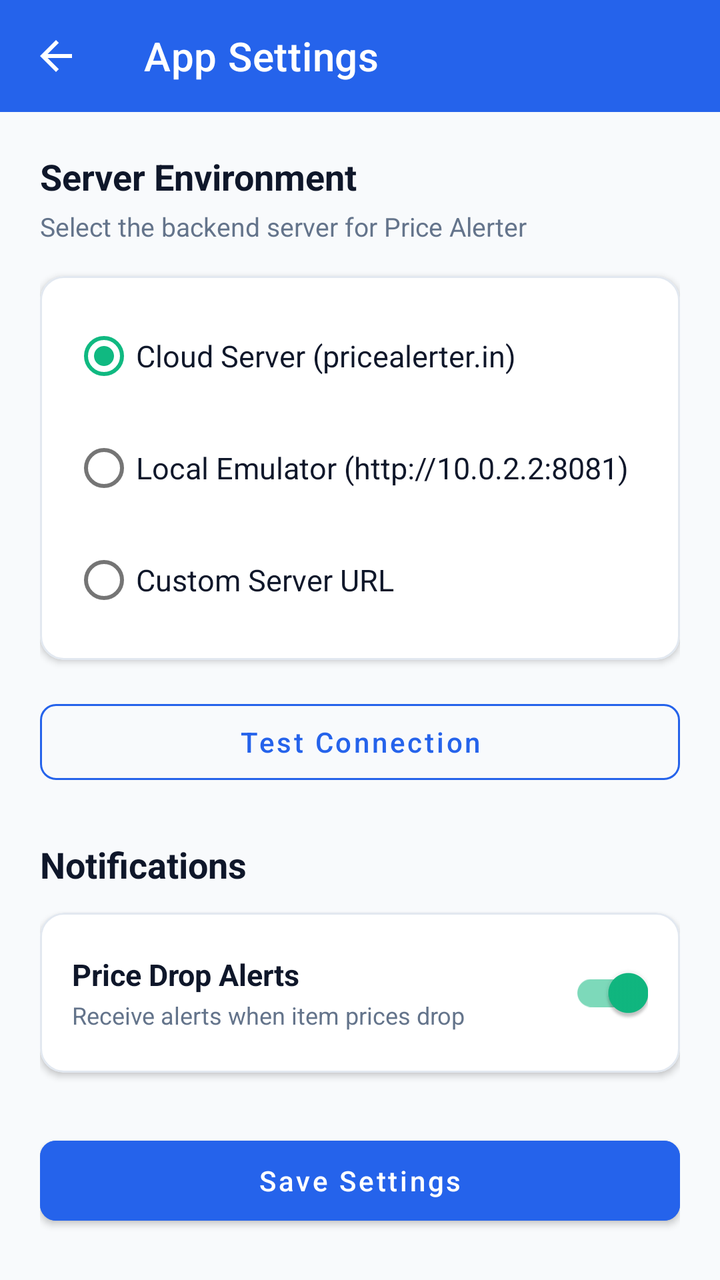
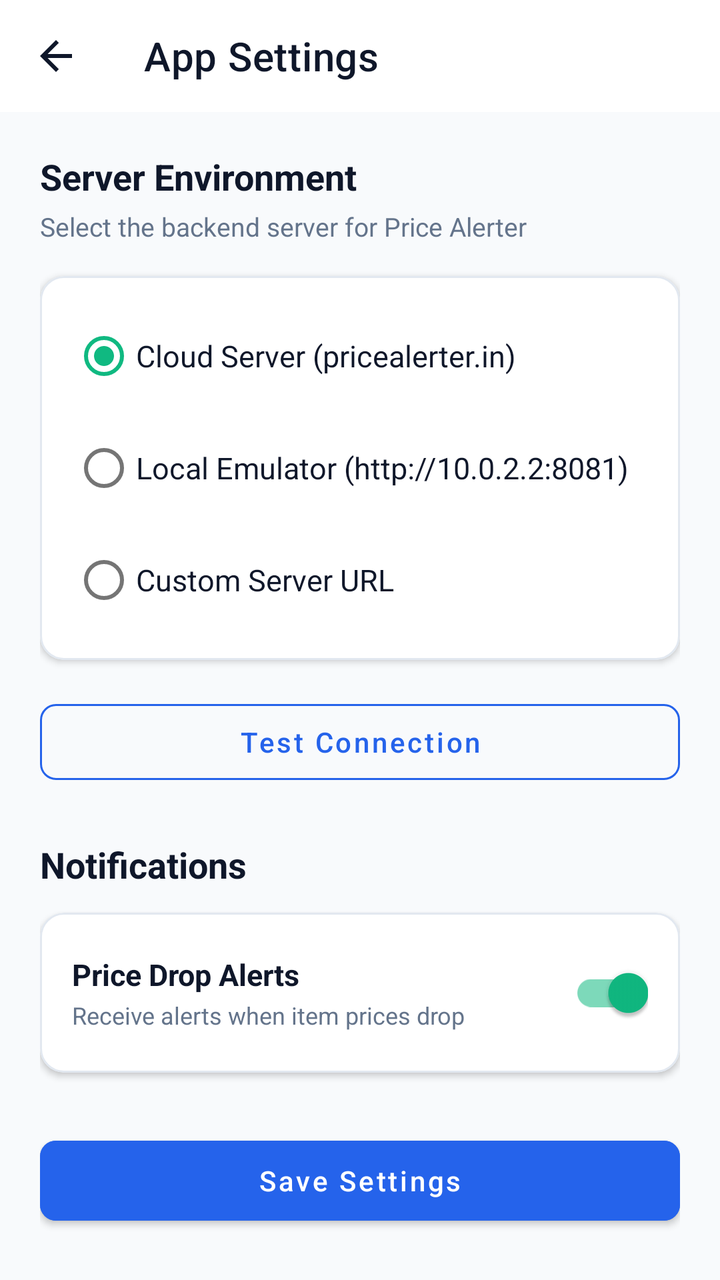

Screens rendered from an Android XML layout before and after an edit, with the pre-edit source and the edit as a unified diff.
<!-- AndroidManifest.xml: application theme Theme.Pricealerter -->
<!-- res/layout/activity_settings.xml -->
<?xml version="1.0" encoding="utf-8"?>
<ScrollView xmlns:android="http://schemas.android.com/apk/res/android"
    xmlns:app="http://schemas.android.com/apk/res-auto"
    android:layout_width="match_parent"
    android:layout_height="match_parent"
    android:background="@color/background"
    android:fillViewport="true">

    <LinearLayout
        android:layout_width="match_parent"
        android:layout_height="wrap_content"
        android:orientation="vertical">

        <com.google.android.material.appbar.MaterialToolbar
            android:id="@+id/toolbar"
            android:layout_width="match_parent"
            android:layout_height="?attr/actionBarSize"
            android:background="@color/primary"
            app:title="@string/settings_title"
            app:titleTextColor="@color/white"
            app:navigationIcon="@drawable/ic_arrow_back" />

        <LinearLayout
            android:layout_width="match_parent"
            android:layout_height="wrap_content"
            android:orientation="vertical"
            android:padding="20dp">

            <TextView
                android:layout_width="wrap_content"
                android:layout_height="wrap_content"
                android:text="Server Environment"
                android:textColor="@color/text_primary"
                android:textSize="18sp"
                android:textStyle="bold" />

            <TextView
                android:layout_width="wrap_content"
                android:layout_height="wrap_content"
                android:layout_marginTop="4dp"
                android:text="Select the backend server for Price Alerter"
                android:textColor="@color/text_secondary"
                android:textSize="13sp" />

            <com.google.android.material.card.MaterialCardView
                android:layout_width="match_parent"
                android:layout_height="wrap_content"
                android:layout_marginTop="16dp"
                app:cardBackgroundColor="@color/surface"
                app:cardCornerRadius="12dp"
                app:cardElevation="2dp"
                app:strokeColor="@color/card_stroke"
                app:strokeWidth="1dp">

                <RadioGroup
                    android:id="@+id/rgServer"
                    android:layout_width="match_parent"
                    android:layout_height="wrap_content"
                    android:padding="16dp">

                    <RadioButton
                        android:id="@+id/rbCloud"
                        android:layout_width="match_parent"
                        android:layout_height="wrap_content"
                        android:checked="true"
                        android:text="@string/server_cloud"
                        android:textColor="@color/text_primary"
                        android:textSize="15sp" />

                    <RadioButton
                        android:id="@+id/rbLocal"
                        android:layout_width="match_parent"
                        android:layout_height="wrap_content"
                        android:layout_marginTop="8dp"
                        android:text="@string/server_local"
                        android:textColor="@color/text_primary"
                        android:textSize="15sp" />

                    <RadioButton
                        android:id="@+id/rbCustom"
                        android:layout_width="match_parent"
                        android:layout_height="wrap_content"
                        android:layout_marginTop="8dp"
                        android:text="@string/server_custom"
                        android:textColor="@color/text_primary"
                        android:textSize="15sp" />

                    <com.google.android.material.textfield.TextInputLayout
                        android:id="@+id/tilCustomUrl"
                        style="@style/Widget.MaterialComponents.TextInputLayout.OutlinedBox"
                        android:layout_width="match_parent"
                        android:layout_height="wrap_content"
                        android:layout_marginTop="12dp"
                        android:hint="Custom Server URL"
                        android:visibility="gone">

                        <com.google.android.material.textfield.TextInputEditText
                            android:id="@+id/etCustomUrl"
                            android:layout_width="match_parent"
                            android:layout_height="wrap_content"
                            android:inputType="textUri"
                            android:text="http://10.0.2.2:8081"
                            android:textSize="14sp" />

                    </com.google.android.material.textfield.TextInputLayout>

                </RadioGroup>

            </com.google.android.material.card.MaterialCardView>

            
            <com.google.android.material.button.MaterialButton
                android:id="@+id/btnTestConnection"
                style="@style/Widget.MaterialComponents.Button.OutlinedButton"
                android:layout_width="match_parent"
                android:layout_height="50dp"
                android:layout_marginTop="16dp"
                android:text="@string/btn_test_conn"
                android:textColor="@color/primary"
                android:textAllCaps="false"
                app:cornerRadius="8dp"
                app:strokeColor="@color/primary" />

            <TextView
                android:id="@+id/tvConnectionStatus"
                android:layout_width="match_parent"
                android:layout_height="wrap_content"
                android:layout_marginTop="8dp"
                android:gravity="center"
                android:textSize="13sp"
                android:visibility="gone" />

            
            <TextView
                android:layout_width="wrap_content"
                android:layout_height="wrap_content"
                android:layout_marginTop="24dp"
                android:text="Notifications"
                android:textColor="@color/text_primary"
                android:textSize="18sp"
                android:textStyle="bold" />

            <com.google.android.material.card.MaterialCardView
                android:layout_width="match_parent"
                android:layout_height="wrap_content"
                android:layout_marginTop="12dp"
                app:cardBackgroundColor="@color/surface"
                app:cardCornerRadius="12dp"
                app:cardElevation="2dp"
                app:strokeColor="@color/card_stroke"
                app:strokeWidth="1dp">

                <LinearLayout
                    android:layout_width="match_parent"
                    android:layout_height="wrap_content"
                    android:gravity="center_vertical"
                    android:orientation="horizontal"
                    android:padding="16dp">

                    <LinearLayout
                        android:layout_width="0dp"
                        android:layout_height="wrap_content"
                        android:layout_weight="1"
                        android:orientation="vertical">

                        <TextView
                            android:layout_width="wrap_content"
                            android:layout_height="wrap_content"
                            android:text="Price Drop Alerts"
                            android:textColor="@color/text_primary"
                            android:textSize="15sp"
                            android:textStyle="bold" />

                        <TextView
                            android:layout_width="wrap_content"
                            android:layout_height="wrap_content"
                            android:layout_marginTop="2dp"
                            android:text="Receive alerts when item prices drop"
                            android:textColor="@color/text_secondary"
                            android:textSize="12sp" />

                    </LinearLayout>

                    <com.google.android.material.switchmaterial.SwitchMaterial
                        android:id="@+id/switchNotifications"
                        android:layout_width="wrap_content"
                        android:layout_height="wrap_content"
                        android:checked="true" />

                </LinearLayout>

            </com.google.android.material.card.MaterialCardView>

            
            <com.google.android.material.button.MaterialButton
                android:id="@+id/btnSaveSettings"
                android:layout_width="match_parent"
                android:layout_height="52dp"
                android:layout_marginTop="28dp"
                android:backgroundTint="@color/primary"
                android:text="@string/btn_save"
                android:textAllCaps="false"
                app:cornerRadius="8dp" />

        </LinearLayout>

    </LinearLayout>

</ScrollView>
<!-- resources referenced by this layout -->
<resources>
  <color name="background">#F8FAFC</color>
  <color name="card_stroke">#E2E8F0</color>
  <color name="primary">#2563EB</color>
  <color name="surface">#FFFFFF</color>
  <color name="text_primary">#0F172A</color>
  <color name="text_secondary">#64748B</color>
  <color name="white">#FFFFFF</color>
  <!-- drawable ic_arrow_back (drawable) -->
  <vector xmlns:android="http://schemas.android.com/apk/res/android"
      android:width="24dp"
      android:height="24dp"
      android:viewportWidth="24"
      android:viewportHeight="24">
    <path
        android:fillColor="#FFFFFFFF"
        android:pathData="M20,11H7.83l5.59,-5.59L12,4l-8,8 8,8 1.41,-1.41L7.83,13H20v-2z"/>
  </vector>
  <string name="btn_save">Save Settings</string>
  <string name="btn_test_conn">Test Connection</string>
  <string name="server_cloud">Cloud Server (pricealerter.in)</string>
  <string name="server_custom">Custom Server URL</string>
  <string name="server_local">Local Emulator (http://10.0.2.2:8081)</string>
  <string name="settings_title">App Settings</string>
  <style name="Theme.Pricealerter" parent="Theme.MaterialComponents.DayNight.NoActionBar">
          
          <item name="colorPrimary">@color/primary</item>
          <item name="colorPrimaryVariant">@color/primary_dark</item>
          <item name="colorOnPrimary">@color/white</item>
          
          
          <item name="colorSecondary">@color/accent</item>
          <item name="colorSecondaryVariant">@color/accent_dark</item>
          <item name="colorOnSecondary">@color/white</item>
          
          
          <item name="android:windowBackground">@color/background</item>
          <item name="android:statusBarColor">@color/primary_dark</item>
          <item name="android:navigationBarColor">@color/surface</item>
      </style>
  <color name="primary_dark">#1D4ED8</color>
  <color name="accent">#10B981</color>
  <color name="accent_dark">#059669</color>
</resources>

<!-- the commit's change to res/layout/activity_settings.xml (unified diff, before → after) -->
@@ -15,10 +15,12 @@
             android:id="@+id/toolbar"
             android:layout_width="match_parent"
             android:layout_height="?attr/actionBarSize"
-            android:background="@color/primary"
+            android:background="@color/surface"
             app:title="@string/settings_title"
-            app:titleTextColor="@color/white"
-            app:navigationIcon="@drawable/ic_arrow_back" />
+            app:titleTextColor="@color/text_primary"
+            app:navigationIcon="@drawable/ic_arrow_back"
+            app:navigationIconTint="@color/text_primary"
+            app:elevation="1dp" />
 
         <LinearLayout
             android:layout_width="match_parent"
<!-- resource entries referenced after the edit -->
@@ -36,7 +36,8 @@
           
           
           <item name="android:windowBackground">@color/background</item>
-          <item name="android:statusBarColor">@color/primary_dark</item>
+          <item name="android:statusBarColor">@color/surface</item>
+          <item name="android:windowLightStatusBar">true</item>
           <item name="android:navigationBarColor">@color/surface</item>
       </style>
   <color name="primary_dark">#1D4ED8</color>
